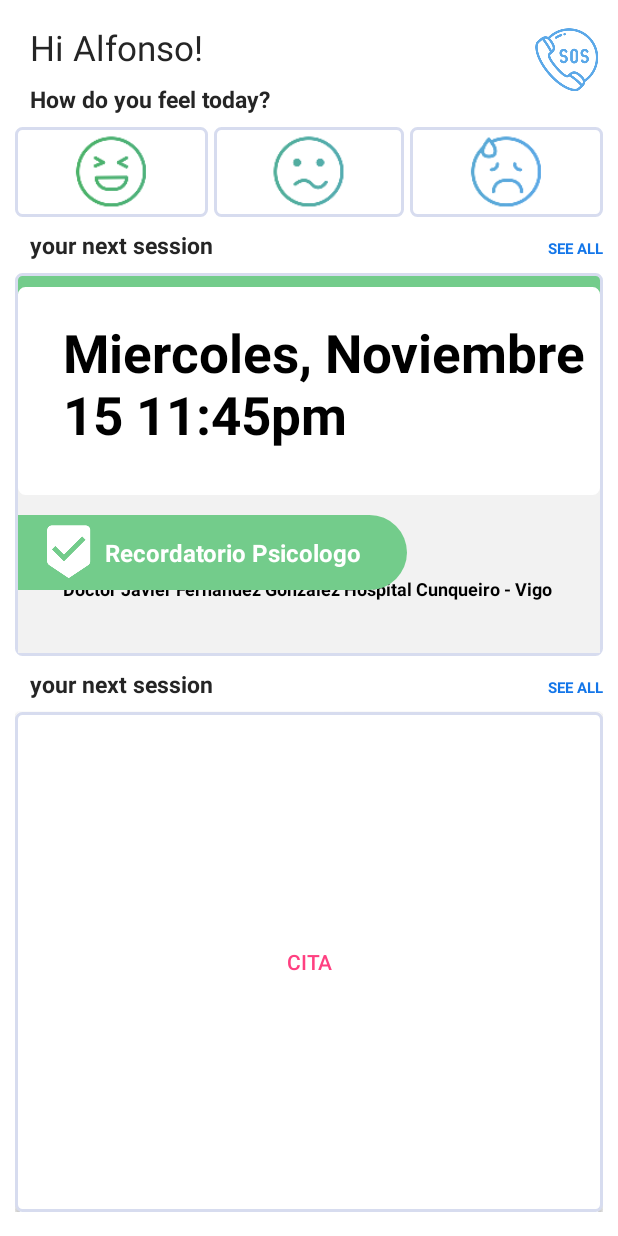
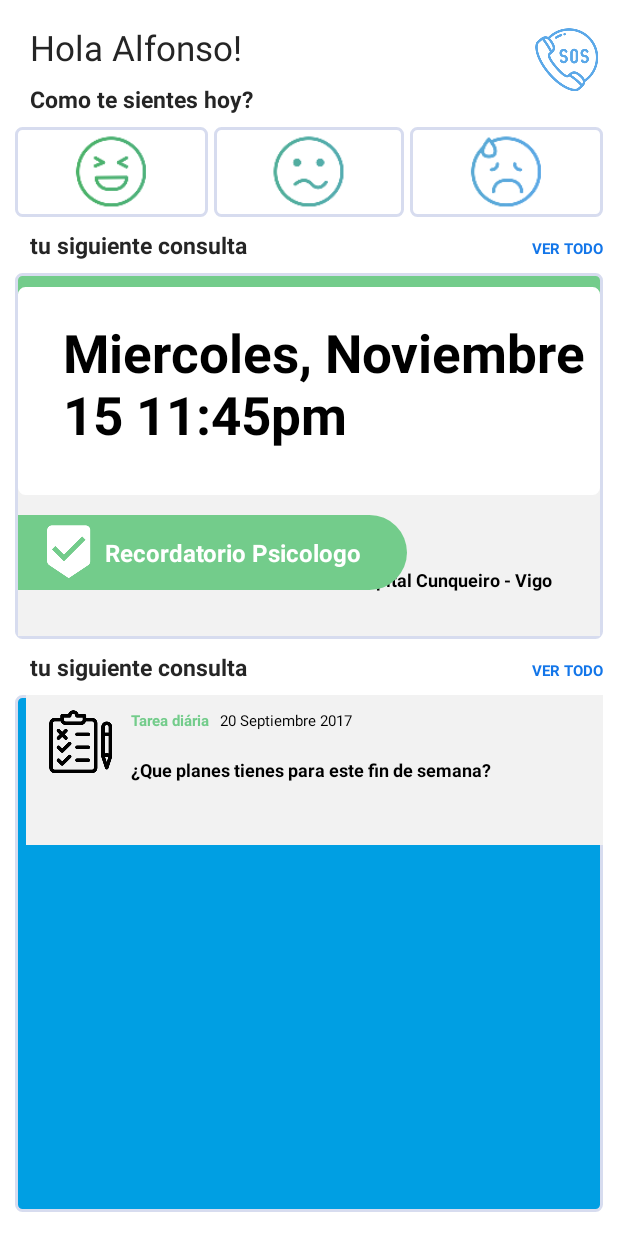
Before and after one commit to Fonsi20/Android---Aurora, an Android app: the screen it shows after launch (MainActivity), on a phone screen of 412 x 824 dp. Run offline under Robolectric (Android 15) with nearby library versions, the phone set to English and light mode, and no system bars.

Commit message:
Interface: Creacion de la ListView y del item en la pantalla principal así como cambios en los items y los eventos. nuevas clases de estilos para las layouts y los widgets

```diff
--- a/app/src/main/java/com/example/a16alfonsofa/aurora01/Pantallas/MainActivity.java
+++ b/app/src/main/java/com/example/a16alfonsofa/aurora01/Pantallas/MainActivity.java
@@ -1,13 +1,16 @@
 package com.example.a16alfonsofa.aurora01.Pantallas;
 
 import android.content.Intent;
+import android.os.Bundle;
 import android.support.v7.app.AppCompatActivity;
-import android.os.Bundle;
-import android.text.Spannable;
-import android.text.SpannableString;
-import android.text.style.ImageSpan;
-import android.view.*;
-import android.widget.*;
+import android.view.LayoutInflater;
+import android.view.MotionEvent;
+import android.view.View;
+import android.widget.Button;
+import android.widget.ImageButton;
+import android.widget.ImageView;
+import android.widget.PopupWindow;
+import android.widget.RelativeLayout;
 
 import com.example.a16alfonsofa.aurora01.R;
 
@@ -16,10 +19,10 @@ public class MainActivity extends AppCompatActivity {
     private ImageView btn1, btn2, btn3;
     private ImageButton btn_Abrir_Popup;
     private Button btn_Cerrar;
+    private RelativeLayout btn4;
     private LayoutInflater layoutInflater;
     private View popupView;
     private PopupWindow popupWindow;
-
 
     @Override
     protected void onCreate(Bundle savedInstanceState) {
@@ -30,6 +33,7 @@ public class MainActivity extends AppCompatActivity {
         btn1 = (ImageView) findViewById(R.id.button1);
         btn2 = (ImageView) findViewById(R.id.button2);
         btn3 = (ImageView) findViewById(R.id.button3);
+        btn4 = (RelativeLayout) findViewById(R.id.button4);
 
 
         btn1.setImageResource(R.mipmap.ic_happy_uncolor);
@@ -84,6 +88,14 @@ public class MainActivity extends AppCompatActivity {
             }
         });
 
+        btn4.setOnClickListener(new View.OnClickListener() {
+            @Override
+            public void onClick(View v) {
+                Intent i = new Intent(MainActivity.this, ListaActividad.class);
+                startActivity(i);
+            }
+        });
+
 
         btn_Abrir_Popup.setOnClickListener(new Button.OnClickListener() {
 
@@ -94,29 +106,4 @@ public class MainActivity extends AppCompatActivity {
             }
         });
     }
-
-
-/*    public void feeling(View v) {
-
-        if (btn3.isChecked()) {
-            btn1.setButtonDrawable(R.mipmap.ic_happy_uncolor);
-            btn2.setButtonDrawable(R.mipmap.ic_neutral_uncolor);
-            btn3.setButtonDrawable(R.mipmap.ic_sad_color);
-        } else if (btn2.isChecked()) {
-            btn1.setButtonDrawable(R.mipmap.ic_happy_uncolor);
-            btn2.setButtonDrawable(R.mipmap.ic_neutro_color);
-            btn3.setButtonDrawable(R.mipmap.ic_sad_uncolor);
-        } else if (btn1.isChecked()) {
-            btn1.setButtonDrawable(R.mipmap.ic_happy_color);
-            btn2.setButtonDrawable(R.mipmap.ic_neutral_uncolor);
-            btn3.setButtonDrawable(R.mipmap.ic_sad_uncolor);
-        } else {
-            btn1.setButtonDrawable(R.mipmap.ic_happy_uncolor);
-            btn2.setButtonDrawable(R.mipmap.ic_neutral_uncolor);
-            btn3.setButtonDrawable(R.mipmap.ic_sad_uncolor);
-        }
-        btn1.setChecked(false);
-        btn2.setChecked(false);
-        btn3.setChecked(false);
-    }*/
 }
--- /dev/null
+++ b/app/src/main/res/drawable/boton_redondo_etiqueta_fondo_alerta.xml
@@ -0,0 +1,14 @@
+<?xml version="1.0" encoding="utf-8"?>
+<shape xmlns:android="http://schemas.android.com/apk/res/android">
+    android:shape="rectangle">
+    <size
+        android:width="@dimen/height_bottom"
+        android:height="@dimen/height_bottom" />
+
+    <corners android:radius="@dimen/radiusboton" />
+    <solid android:color="@color/colorazul"/>
+    <stroke
+        android:width="2dp"
+        android:color="@color/colorbtnredondoBorde" />
+
+</shape>
--- a/app/src/main/res/layout/activity_main.xml
+++ b/app/src/main/res/layout/activity_main.xml
@@ -1,6 +1,7 @@
 <?xml version="1.0" encoding="utf-8"?>
 <LinearLayout xmlns:android="http://schemas.android.com/apk/res/android"
     xmlns:tools="http://schemas.android.com/tools"
+    xmlns:app="http://schemas.android.com/apk/res-auto"
     android:id="@+id/activity_main"
     android:layout_width="match_parent"
     android:layout_height="match_parent"
@@ -28,7 +29,7 @@
                 android:layout_height="wrap_content"
                 android:fontFamily="Montserrat"
                 android:paddingLeft="10dp"
-                android:text="Hi Alfonso!"
+                android:text="Hola Alfonso!"
                 android:textColor="#252525"
                 android:textSize="23sp" />
 
@@ -38,7 +39,7 @@
                 android:layout_marginTop="@dimen/marginTop"
                 android:fontFamily="Montserrat"
                 android:paddingLeft="10dp"
-                android:text="How do you feel today?"
+                android:text="Como te sientes hoy?"
                 android:textColor="#252525"
                 android:textSize="15sp"
                 android:textStyle="bold" />
@@ -107,7 +108,7 @@
             android:layout_weight="1"
             android:fontFamily="Montserrat"
             android:paddingLeft="10dp"
-            android:text="your next session"
+            android:text="tu siguiente consulta"
             android:textColor="#252525"
             android:textSize="15sp"
             android:textStyle="bold" />
@@ -119,7 +120,7 @@
             android:fontFamily="Montserrat"
             android:gravity="left"
             android:paddingLeft="10dp"
-            android:text="SEE ALL"
+            android:text="VER TODO"
             android:textColor="#1376e9"
             android:textSize="10sp"
             android:textStyle="bold" />
@@ -128,7 +129,7 @@
     <RelativeLayout
         android:id="@+id/button9"
         android:layout_width="match_parent"
-        android:layout_height="255dp"
+        android:layout_height="wrap_content"
         android:layout_marginTop="@dimen/marginTop"
         android:background="@drawable/boton_redondo_etiqueta_fondo"
         android:orientation="vertical"
@@ -136,13 +137,12 @@
 
         <TextView
             android:layout_width="match_parent"
-            android:layout_height="wrap_content"
-            android:layout_alignParentBottom="true"
+            android:layout_height="100dp"
             android:layout_below="@+id/textView3"
+            android:layout_marginTop="-6dp"
             android:background="@color/Gris"
             android:gravity="center|left"
             android:paddingLeft="50dp"
-            android:layout_marginTop="-6dp"
             android:paddingRight="30dp"
             android:paddingStart="30dp"
             android:paddingTop="25dp"
@@ -200,7 +200,7 @@ Noviembre 15
             android:layout_weight="1"
             android:fontFamily="Montserrat"
             android:paddingLeft="10dp"
-            android:text="your next session"
+            android:text="tu siguiente consulta"
             android:textColor="#252525"
             android:textSize="15sp"
             android:textStyle="bold" />
@@ -212,21 +212,64 @@ Noviembre 15
             android:fontFamily="Montserrat"
             android:gravity="left"
             android:paddingLeft="10dp"
-            android:text="SEE ALL"
+            android:text="VER TODO"
             android:textColor="#1376e9"
             android:textSize="10sp"
             android:textStyle="bold" />
     </LinearLayout>
 
-    <Button
+
+    <RelativeLayout
         android:id="@+id/button4"
         android:layout_width="match_parent"
         android:layout_height="match_parent"
         android:layout_marginTop="@dimen/marginTop"
-        android:background="@drawable/boton_redondo"
-        android:minHeight="200dp"
-        android:text="CITA"
-        android:textColor="@color/colorAccent" />
+        android:background="@drawable/boton_redondo_etiqueta_fondo_alerta"
+        android:minHeight="200dp">
 
 
+        <TextView
+            android:layout_width="match_parent"
+            android:layout_height="100dp"
+            android:layout_marginLeft="7dp"
+            android:background="@color/Gris"
+            android:gravity="center|left"
+            android:paddingLeft="70dp"
+            android:text="¿Que planes tienes para este fin de semana?"
+            android:textColor="#000"
+            android:textSize="12sp"
+            android:textStyle="bold" />
+
+        <TextView
+            android:layout_width="match_parent"
+            android:layout_height="wrap_content"
+            android:layout_marginLeft="7dp"
+            android:gravity="center|left"
+            android:paddingLeft="70dp"
+            android:paddingTop="10dp"
+            android:text="Tarea diária"
+            android:textColor="@color/colorvacio"
+            android:textSize="10sp"
+            android:textStyle="bold" />
+
+        <TextView
+            android:layout_width="match_parent"
+            android:layout_height="wrap_content"
+            android:layout_marginLeft="7dp"
+            android:gravity="center|left"
+            android:paddingLeft="129dp"
+            android:paddingTop="10dp"
+            android:text="20 Septiembre 2017"
+            android:textColor="#000"
+            android:textSize="10sp" />
+
+        <ImageView
+            android:layout_width="wrap_content"
+            android:layout_height="wrap_content"
+            android:paddingLeft="20dp"
+            android:paddingTop="7dp"
+            android:src="@mipmap/ic_test_uncolor" />
+
+    </RelativeLayout>
+
 </LinearLayout>
--- a/app/src/main/res/values/colors.xml
+++ b/app/src/main/res/values/colors.xml
@@ -7,4 +7,5 @@
     <color name="Gris">#f2f2f2</color>
     <color name="colorbtnredondoBorde">#d7dcef</color>
     <color name="colorvacio">#73cc8b</color>
+    <color name="colorazul">#009fe3</color>
 </resources>
```
Also changed, not shown: app/src/main/AndroidManifest.xml (+5 -2 lines), app/src/main/java/com/example/a16alfonsofa/aurora01/Adaptador.java (added, +62 -0 lines), app/src/main/java/com/example/a16alfonsofa/aurora01/Pantallas/ListaActividad.java (added, +43 -0 lines), app/src/main/res/drawable/estilolista.xml (added, +14 -0 lines), app/src/main/res/layout/activity_lista_actividad.xml (added, +22 -0 lines), app/src/main/res/layout/elemento_lista.xml (added, +129 -0 lines), app/src/main/ic_mapa-web.png (added), app/src/main/res/mipmap-hdpi/ic_mapa.png (added), app/src/main/res/mipmap-mdpi/ic_mapa.png (added), app/src/main/res/mipmap-xhdpi/ic_mapa.png (added), app/src/main/res/mipmap-xxhdpi/ic_mapa.png (added), app/src/main/res/mipmap-xxxhdpi/ic_mapa.png (added).
